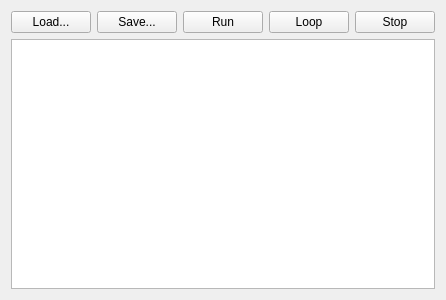
First picture: the form in epyqlib/scriptingview.ui, repository epcpower/stlib, before the edit.
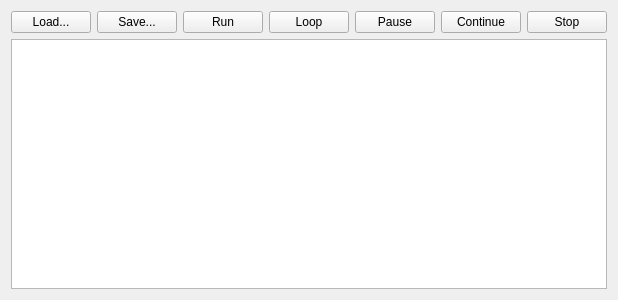
Second picture: the form after the edit.

Commit message:
Make script pausable (but still runs the next event...)
Ref T734

Diff of the .ui file:
```diff
--- a/epyqlib/scriptingview.ui
+++ b/epyqlib/scriptingview.ui
@@ -14,6 +14,13 @@
    <string>Form</string>
   </property>
   <layout class="QGridLayout" name="gridLayout">
+   <item row="0" column="6">
+    <widget class="QPushButton" name="stop_button">
+     <property name="text">
+      <string>Stop</string>
+     </property>
+    </widget>
+   </item>
    <item row="0" column="2">
     <widget class="QPushButton" name="run_button">
      <property name="text">
@@ -28,6 +35,16 @@
      </property>
     </widget>
    </item>
+   <item row="1" column="0" colspan="7">
+    <widget class="QPlainTextEdit" name="csv_edit"/>
+   </item>
+   <item row="0" column="4">
+    <widget class="QPushButton" name="pause_button">
+     <property name="text">
+      <string>Pause</string>
+     </property>
+    </widget>
+   </item>
    <item row="0" column="3">
     <widget class="QPushButton" name="loop_button">
      <property name="text">
@@ -42,16 +59,13 @@
      </property>
     </widget>
    </item>
-   <item row="0" column="4">
-    <widget class="QPushButton" name="stop_button">
+   <item row="0" column="5">
+    <widget class="QPushButton" name="continue_button">
      <property name="text">
-      <string>Stop</string>
+      <string>Continue</string>
      </property>
     </widget>
    </item>
-   <item row="1" column="0" colspan="5">
-    <widget class="QPlainTextEdit" name="csv_edit"/>
-   </item>
   </layout>
  </widget>
  <resources/>
```
The commit also changes 1 other file.
